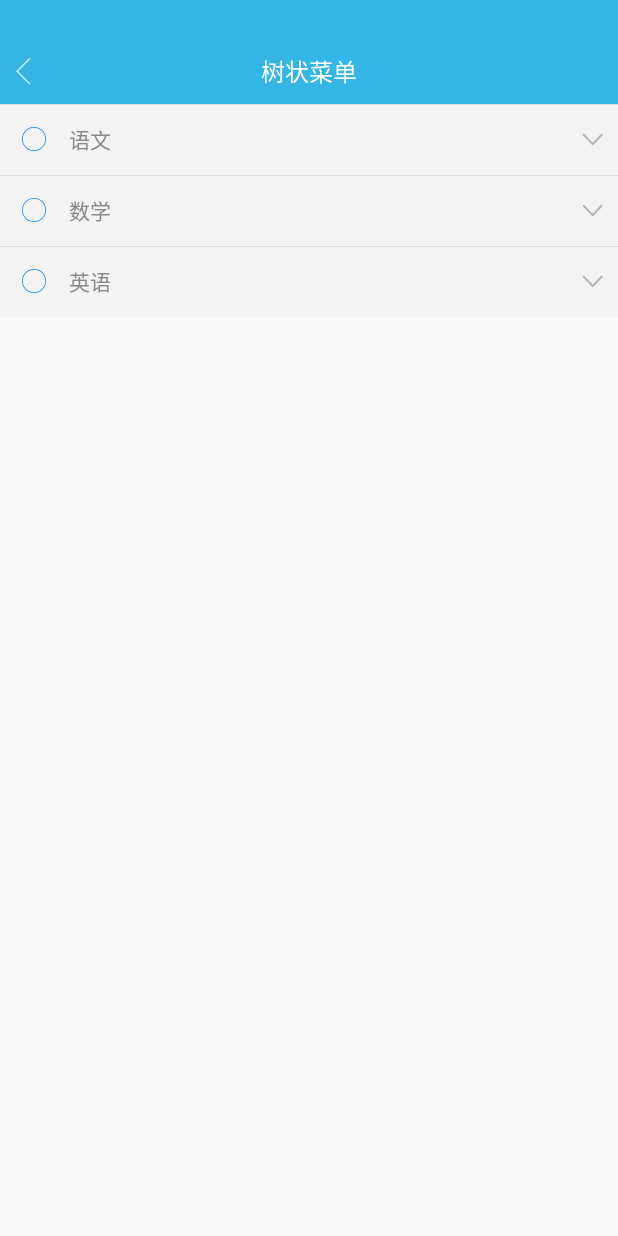
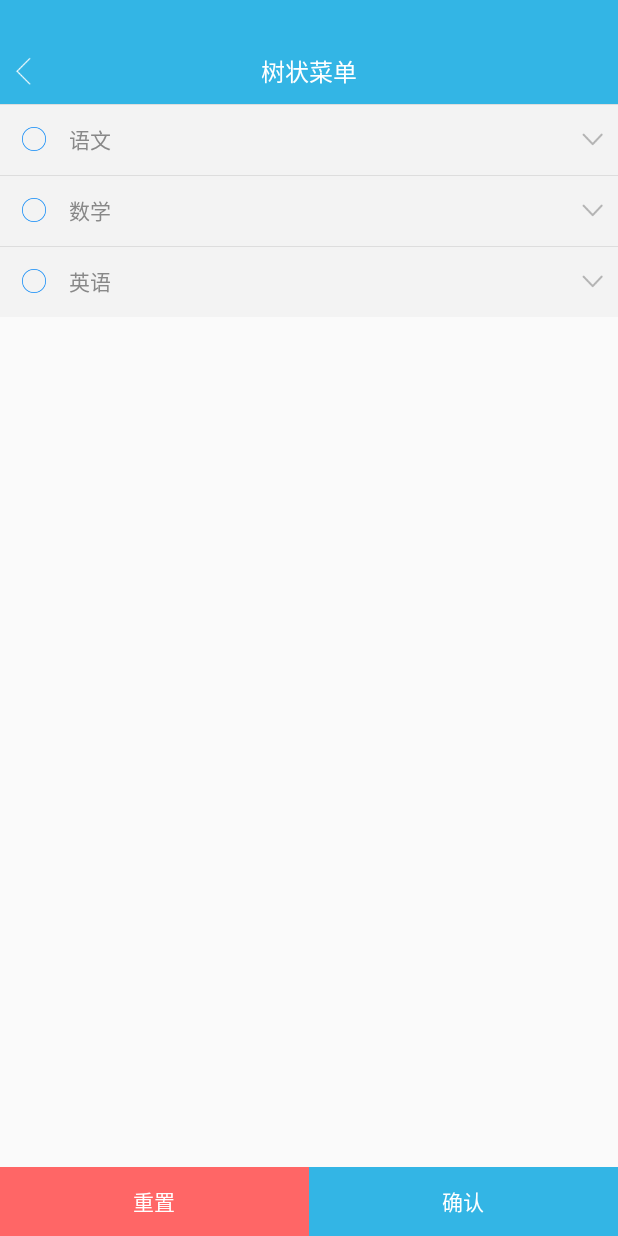
Before and after one commit to psvmc/ZJLearnAndroid, an Android app: the TreeViewActivity screen opened directly, with no data from a screen before it, on a phone screen of 412 x 824 dp. Run offline under Robolectric (Android 15) with nearby library versions, the phone set to English and light mode, and no system bars.

Commit message:
树状组件提交

```diff
--- a/app/src/main/res/layout/activity_tree_view.xml
+++ b/app/src/main/res/layout/activity_tree_view.xml
@@ -49,12 +49,39 @@
 
     <RelativeLayout
         android:layout_width="match_parent"
-        android:layout_height="match_parent">
+        android:layout_height="0dp"
+        android:layout_weight="1">
 
         <android.support.v7.widget.RecyclerView
             android:id="@+id/mRecyclerView"
             android:layout_width="match_parent"
-            android:layout_height="match_parent"></android.support.v7.widget.RecyclerView>
+            android:layout_height="match_parent">
+
+        </android.support.v7.widget.RecyclerView>
 
     </RelativeLayout>
+
+    <LinearLayout
+        android:layout_width="match_parent"
+        android:layout_height="46dp"
+        android:orientation="horizontal">
+
+        <Button
+            android:id="@+id/resetButton"
+            android:layout_width="0dp"
+            android:layout_height="match_parent"
+            android:layout_weight="1"
+            android:background="@color/zj_red_light"
+            android:text="重置"
+            android:textColor="@color/zj_white" />
+
+        <Button
+            android:id="@+id/okButtom"
+            android:layout_width="0dp"
+            android:layout_height="match_parent"
+            android:layout_weight="1"
+            android:background="@color/zj_blue"
+            android:text="确认"
+            android:textColor="@color/zj_white" />
+    </LinearLayout>
 </LinearLayout>
```
Also changed, not shown: app/src/main/java/cn/psvmc/zjlearnandroid/DemoTreeView/TreeViewActivity.kt (+99 -30 lines).
